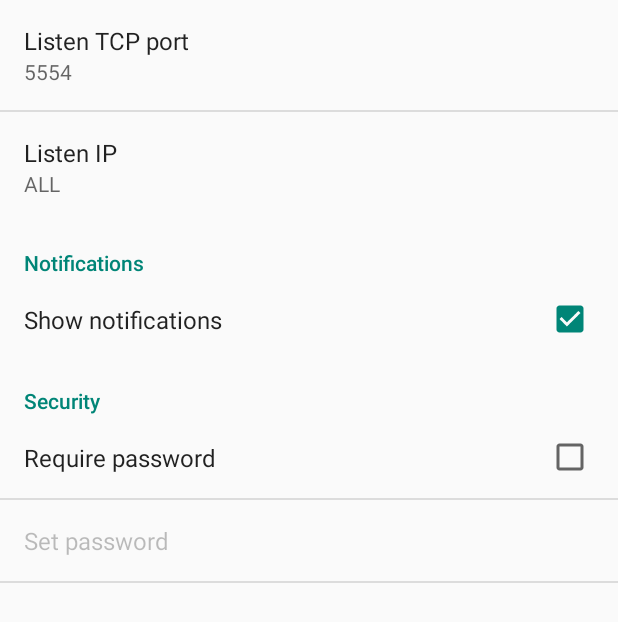
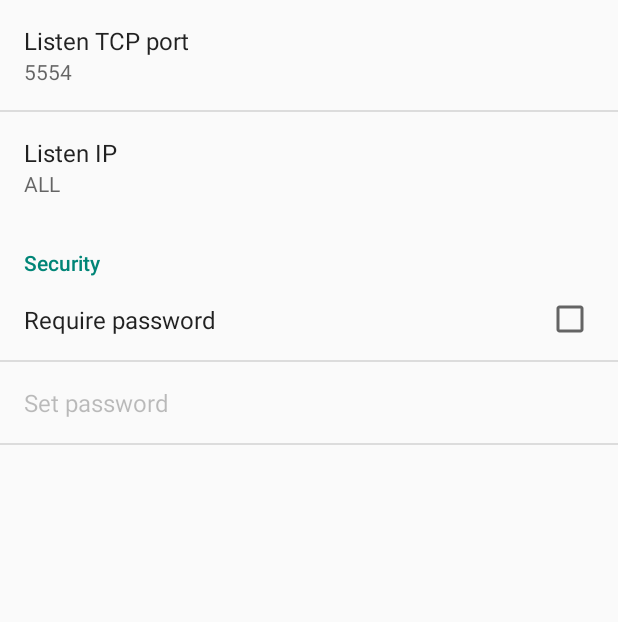
Before and after one commit to FlorianUekermann/mockgeofix, an Android app: the screen it shows after launch (SettingsActivity), after a tap on "SETTINGS", on a phone screen of 412 x 824 dp. Shown: the top 622 px of the screen. Run offline under Robolectric (Android 15) with nearby library versions, the phone set to English and light mode, and no system bars; 3 statements that could not run were skipped.

Commit message:
GeoFixCommand added. MockLocationProvider added. Notifications removed.
Notifications removed because we can't guaranteed using current android APIs they will be consistent with the actual state (running/stopped) of the service. Eg. it might easily happen that MockGeoFix application gets killed but the notificatin states on.

MockLocationProvider and supporting code added. GeoFixCommand added.
GeoCommand bugfix.
Mock locations relative checks added to MainActivity.

```diff
--- a/app/src/main/AndroidManifest.xml
+++ b/app/src/main/AndroidManifest.xml
@@ -6,6 +6,9 @@
     <uses-permission android:name="android.permission.ACCESS_NETWORK_SATE" />
     <uses-permission android:name="android.permission.WAKE_LOCK" />
     <uses-permission android:name="android.permission.ACTION_APPLICATION_DEVELOPMENT_SETTINGS" />
+    <uses-permission android:name="android.permission.ACCESS_MOCK_LOCATION" />
+    <uses-permission android:name="android.permission.ACCESS_FINE_LOCATION" />
+    <uses-permission android:name="android.permission.ACCESS_COARSE_LOCATION" />
 
     <application
         android:name=".MockGeoFixApp"
--- a/app/src/main/java/github/luv/mockgeofix/MainActivity.java
+++ b/app/src/main/java/github/luv/mockgeofix/MainActivity.java
@@ -8,11 +8,13 @@ import android.content.IntentFilter;
 import android.content.ServiceConnection;
 import android.content.SharedPreferences;
 import android.graphics.Color;
+import android.location.LocationManager;
 import android.os.IBinder;
 import android.preference.PreferenceManager;
 import android.provider.Settings;
 import android.support.v7.app.ActionBarActivity;
 import android.os.Bundle;
+import android.text.Html;
 import android.util.Log;
 import android.view.View;
 import android.widget.Button;
@@ -26,6 +28,7 @@ import java.util.Enumeration;
 import java.util.Vector;
 
 import github.luv.mockgeofix.dialog.EnableMockLocationDialogFragment;
+import github.luv.mockgeofix.dialog.OpenLocationSourceSettingsDialogFragment;
 
 public class MainActivity extends ActionBarActivity implements SharedPreferences.OnSharedPreferenceChangeListener {
     static String TAG = "MainActivity";
@@ -111,14 +114,37 @@ public class MainActivity extends ActionBarActivity implements SharedPreferences
             if ( ! ((MockGeoFixApp)getApplication()).enableMockLocationDialogShown ) {
                 ((MockGeoFixApp)getApplication()).enableMockLocationDialogShown = true;
                 (new EnableMockLocationDialogFragment()).show(getSupportFragmentManager(),
-                        "enable_mock_locatiom_dialog");
+                        "enable_mock_location_dialog");
             }
         }
+
+        // show a dialog when other location providers apart from the GPS one are enabled
+        LocationManager locationManager =
+                (LocationManager) getSystemService(Context.LOCATION_SERVICE);
+        for (String provider : locationManager.getAllProviders()) {
+            if (locationManager.isProviderEnabled(provider) &&
+                    !provider.equals(LocationManager.PASSIVE_PROVIDER) &&
+                    !provider.equals(LocationManager.GPS_PROVIDER)) {
+                Toast.makeText(getApplicationContext(),
+                    String.format(getString(R.string.provider_enabled), provider), Toast.LENGTH_LONG).show();
+            }
+        }
+
+        if (! ((MockGeoFixApp)getApplication()).openLocationSourceSettingsDialogShown ) {
+            if ( ! locationManager.isProviderEnabled(LocationManager.GPS_PROVIDER)
+                 || locationManager.isProviderEnabled(LocationManager.NETWORK_PROVIDER)) {
+                ((MockGeoFixApp) getApplication()).openLocationSourceSettingsDialogShown = true;
+                (new OpenLocationSourceSettingsDialogFragment()).show(getSupportFragmentManager(),
+                        "open_location_source_settings_dialog");
+            }
+        }
+
     }
 
     @Override
     public void onBackPressed() {
         ((MockGeoFixApp)getApplication()).enableMockLocationDialogShown = false;
+        ((MockGeoFixApp)getApplication()).openLocationSourceSettingsDialogShown= false;
         super.onBackPressed();
     }
 
@@ -213,8 +239,8 @@ public class MainActivity extends ActionBarActivity implements SharedPreferences
     protected synchronized void updateDescription() {
         if (pref == null || mDescription == null) {return;}
         String port = pref.getString("listen_port","5554");
-        mDescription.setText(String.format(getString(R.string.long_description),
-                port));
+        mDescription.setText(Html.fromHtml(String.format(getString(R.string.long_description),
+                port)));
     }
 
     public void showPreferences(View view) {
--- a/app/src/main/java/github/luv/mockgeofix/MockGeoFixApp.java
+++ b/app/src/main/java/github/luv/mockgeofix/MockGeoFixApp.java
@@ -6,11 +6,12 @@ import android.preference.PreferenceManager;
 
 public class MockGeoFixApp extends Application {
     public boolean enableMockLocationDialogShown = false;
+    public boolean openLocationSourceSettingsDialogShown = false;
     @Override
     public void onCreate() {
         PreferenceManager.setDefaultValues(this, R.xml.pref, false);
         CommandDispatcher.init(getApplicationContext());
-        MockGeoFixNotification.init(getApplicationContext());
+        MockLocationProvider.init(getApplicationContext());
         Intent i = new Intent(getApplicationContext(), MockLocationService.class);
         startService(i);
     }
--- a/app/src/main/java/github/luv/mockgeofix/MockGeoFixNotification.java
+++ /dev/null
@@ -1,74 +0,0 @@
-package github.luv.mockgeofix;
-
-import android.app.NotificationManager;
-import android.app.PendingIntent;
-import android.content.Context;
-import android.content.Intent;
-import android.support.v4.app.NotificationCompat;
-
-public class MockGeoFixNotification {
-    static String TAG = "MockGeoFixNotification";
-
-    static private MockGeoFixNotification instance = new MockGeoFixNotification();
-    static public MockGeoFixNotification getInstance() { return instance; }
-    private MockGeoFixNotification() {}
-
-    protected Context mContext;
-    protected int mNotificationId = 1;
-    protected NotificationCompat.Builder mBuilder;
-    protected NotificationManager mNotifyMgr;
-
-    static public void init(Context context) {
-        getInstance()._init(context);
-    }
-
-    static public void show() {
-        getInstance()._verifyInitiated();
-        getInstance()._show();
-    }
-
-    static public void close() {
-        getInstance()._verifyInitiated();
-        getInstance()._close();
-    }
-
-    protected void _init(Context context) {
-        if (mContext != null) {
-            throw new AssertionError(TAG+".init called twice!");
-        }
-        mContext = context;
-        mNotifyMgr =
-                (NotificationManager) mContext.getSystemService(Context.NOTIFICATION_SERVICE);
-        mNotificationId = 1;
-        mBuilder = new NotificationCompat.Builder(mContext)
-                .setSmallIcon(R.drawable.ic_notification)
-                .setContentTitle(mContext.getString(R.string.app_name))
-                .setContentText(mContext.getString(R.string.notification_text))
-                .setOngoing(true);
-
-        Intent resultIntent = new Intent(mContext, MainActivity.class);
-
-        PendingIntent pendingIntent =
-                PendingIntent.getActivity(
-                        mContext,
-                        0,
-                        resultIntent,
-                        PendingIntent.FLAG_UPDATE_CURRENT
-                );
-        mBuilder.setContentIntent(pendingIntent);
-    }
-
-    protected void _show() {
-        mNotifyMgr.notify(mNotificationId, mBuilder.build());
-    }
-
-    protected void _close() {
-        mNotifyMgr.cancel(1);
-    }
-
-    private void _verifyInitiated() {
-        if (mContext == null) {
-            throw new AssertionError(TAG+".init has not been called!");
-        }
-    }
-}
--- a/app/src/main/java/github/luv/mockgeofix/MockLocationService.java
+++ b/app/src/main/java/github/luv/mockgeofix/MockLocationService.java
@@ -78,9 +78,6 @@ public class MockLocationService extends Service {
         if (mThread == null) {
             mThread = new MockLocationThread(getApplicationContext(), this );
             mThread.start();
-            if (pref != null && pref.getBoolean("notifications_on",true)) {
-                MockGeoFixNotification.show();
-            }
         }
     }
 
@@ -88,7 +85,6 @@ public class MockLocationService extends Service {
         if (mThread == null) { return; }
         mThread.kill();
         mThread.interrupt();
-        MockGeoFixNotification.close();
     }
     /* end of interface */
 
@@ -202,6 +198,7 @@ class MockLocationThread extends Thread {
             } catch (SecurityException ex) {
                 Log.e(TAG, "WakeLock not acquired - permission denied for WakeLock.");
             }
+            MockLocationProvider.register();
             mService.threadHasStartedSuccessfully();
 
             while (!mStop) {
@@ -238,6 +235,7 @@ class MockLocationThread extends Thread {
             if (mWakeLock.isHeld()) {
                 mWakeLock.release();
             }
+            MockLocationProvider.unregister();
             if (selector != null) {
                 for (SelectionKey key : selector.keys()) {
                     try { key.channel().close(); } catch (IOException ignored) {}
--- a/app/src/main/java/github/luv/mockgeofix/SettingsActivity.java
+++ b/app/src/main/java/github/luv/mockgeofix/SettingsActivity.java
@@ -62,7 +62,6 @@ public class SettingsActivity extends PreferenceActivity
         bindPreference(findPreference("listen_ip"));
         bindPreference(findPreference("password"));
         bindPreference(findPreference("require_password"));
-        bindPreference(findPreference("notifications_on"));
         mInitialBinding = false;
     }
 
@@ -187,16 +186,6 @@ public class SettingsActivity extends PreferenceActivity
             }
         }
 
-        /* Show/close our notification on "notifications_on" change */
-        if ( ! mInitialBinding && pref.getKey().equals("notifications_on")) {
-            Boolean boolValue = (Boolean)value;
-            if (mService != null && mService.isRunning() && boolValue) {
-                MockGeoFixNotification.show();
-            } else if (! boolValue) {
-                MockGeoFixNotification.close();
-            }
-        }
-
         return true;
     }
 }
--- a/app/src/main/res/values/strings.xml
+++ b/app/src/main/res/values/strings.xml
@@ -5,10 +5,12 @@
     <string name="settings_title">Settings</string>
 
     <string name="long_description">MockGeoFix makes your phone support \"geo fix\"
-    and \"geo nmea\" commands (compatible with the android emulator commands). <b>\"Mock Locations\"
-    must be enabled in developer options to make this work.</b>
-    \n\nTelnet to port %s using one of the IPs above and enter a geo command. For example:
-    \ngeo fix -121.45356 46.51119 4392
+    and \"geo nmea\" commands (compatible with the android emulator commands).
+    &lt;br/>&lt;br/>&lt;b>\"Mock Locations\" must be enabled in developer options.&lt;br/>
+    Also make sure to disable all location sources except "GPS satellites" in \"Location Sources\"
+     settings. (MockGeoFix mocks a GPS provider.)&lt;/b>
+    &lt;br/>&lt;br/>Telnet to port %s using one of the IPs above and enter a geo command. For example:
+    &lt;br/>geo fix -121.45356 46.51119 4392
     </string>
 
     <string name="notification_text">Running. Touch to open MockGeoFix.</string>
@@ -16,6 +18,13 @@
      to work correctly. Open \"Developer options\"?</string>
     <string name="development_settings_notfound">Failed to open \"Developer options\". You are probably
      running too old Android. You have to open \"Developer options\" manually.</string>
+
+    <string name="open_location_source_settings">GPS location provider should be enabled and all other
+    providers should be disabled for MockGeoFix to work properly. Open \"Location Sources\" settings?</string>
+    <string name="location_source_notfound">Failed to open \"Location Sources\".
+    You have to open \"Location Sources\" settings manually.</string>
+    <string name="provider_enabled">Warning: Location provider \"%s\" is enabled.
+    This provider might collide with MockGeoFix location updates.</string>
 
     <!-- preferences -->
     <string name="pref_header_notifications">Notifications</string>
--- a/app/src/main/res/xml/pref.xml
+++ b/app/src/main/res/xml/pref.xml
@@ -12,14 +12,6 @@
         android:title="@string/listen_ip"
         android:defaultValue="ALL"
     />
-    <PreferenceCategory
-        android:title="@string/pref_header_notifications"
-        android:key="pref_cat_notifications">
-        <CheckBoxPreference
-            android:key="notifications_on"
-            android:title="@string/notifications_on"
-            android:defaultValue="true" />
-    </PreferenceCategory>
 
     <PreferenceCategory
         android:title="@string/pref_header_security"
```
Also changed, not shown: app/src/main/java/github/luv/mockgeofix/MockLocationProvider.java (added, +109 -0 lines), app/src/main/java/github/luv/mockgeofix/command/GeoCommand.java (+16 -13 lines), app/src/main/java/github/luv/mockgeofix/command/GeoFixCommand.java (+45 -1 lines), app/src/main/java/github/luv/mockgeofix/dialog/OpenLocationSourceSettingsDialogFragment.java (added, +39 -0 lines).
